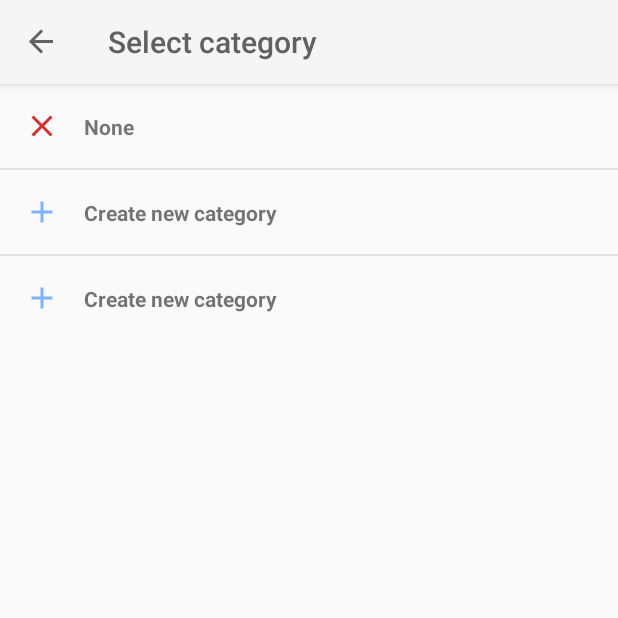
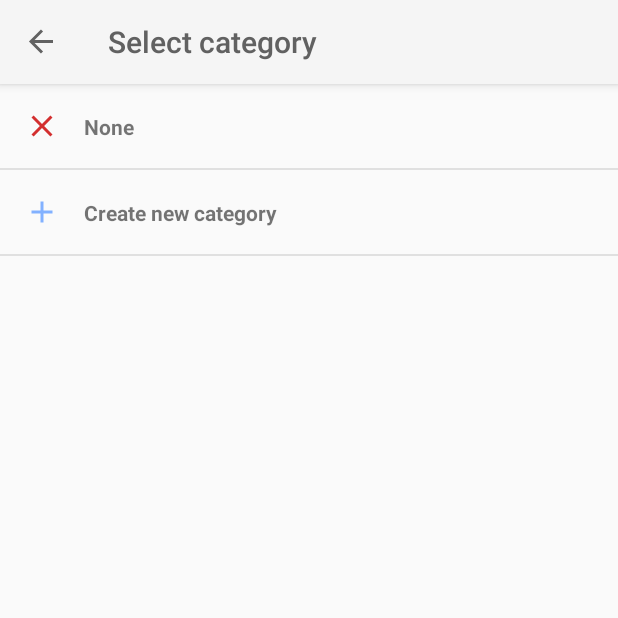
Before and after one commit to chrisc3456/simplenotes, an Android app: the CategoriesListFragment screen opened through its navigation route, on a phone screen of 412 x 824 dp, the top half of it. Run offline under Robolectric (Android 15) with nearby library versions, the phone set to English and light mode, and no system bars; our stand-ins replace Room's generated code, navigation-ui; 2 statements that could not run were skipped.

Commit message:
Refactored categories list fragment and adapter to support additional list entries using different view types rather than an extra view on the fragment itself. Also made the fragment more generic for reuse where selection of a category is required (initial extra entry can be set as 'none' or 'show all' as required via nav args)

```diff
--- a/app/src/main/res/layout/fragment_categories_list.xml
+++ b/app/src/main/res/layout/fragment_categories_list.xml
@@ -31,12 +31,4 @@
         app:layout_constraintTop_toBottomOf="@+id/appbarCategoriesList"
         tools:listitem="@layout/item_category" />
 
-    <include
-        layout="@layout/item_category_create"
-        android:layout_width="0dp"
-        android:layout_height="wrap_content"
-        app:layout_constraintEnd_toEndOf="parent"
-        app:layout_constraintStart_toStartOf="parent"
-        app:layout_constraintTop_toBottomOf="@+id/recyclerCategories" />
-
 </androidx.constraintlayout.widget.ConstraintLayout>
```
Also changed, not shown: app/src/main/res/layout/item_category_show_all.xml (added, +34 -0 lines).
